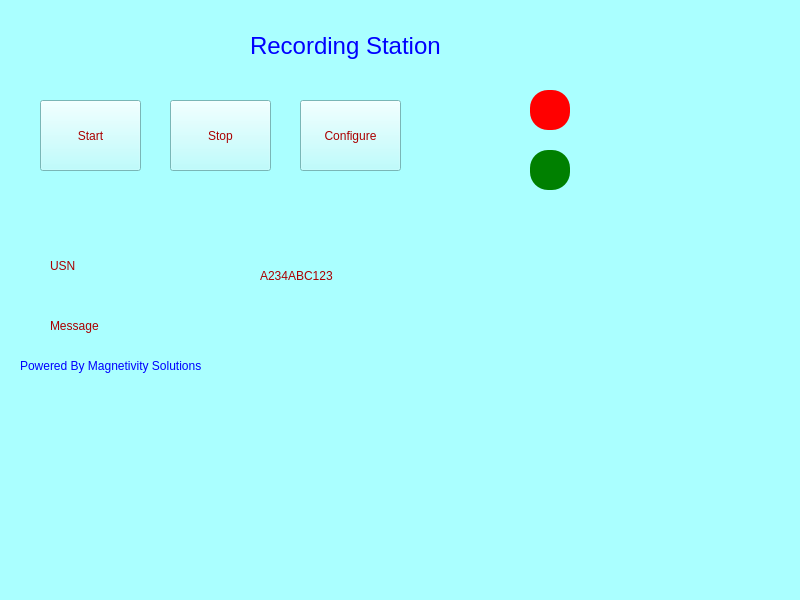
First picture: the form in screencapturemain.ui, repository jayantsatkar/BoosterPressingVideoCapture, before the edit.
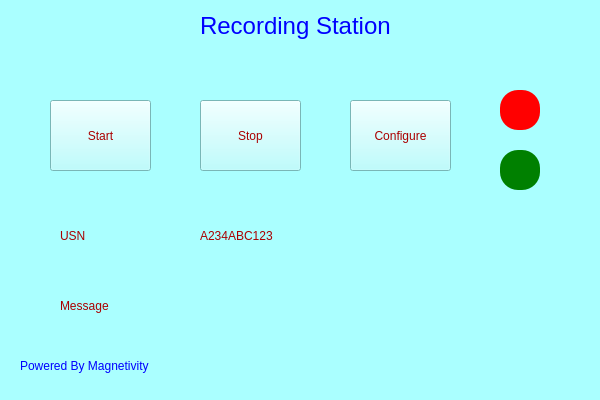
Second picture: the form after the edit.

The edit to the form file:
```diff
--- a/screencapturemain.ui
+++ b/screencapturemain.ui
@@ -6,20 +6,20 @@
    <rect>
     <x>0</x>
     <y>0</y>
-    <width>800</width>
-    <height>600</height>
+    <width>600</width>
+    <height>400</height>
    </rect>
   </property>
   <property name="minimumSize">
    <size>
-    <width>800</width>
-    <height>600</height>
+    <width>600</width>
+    <height>400</height>
    </size>
   </property>
   <property name="maximumSize">
    <size>
-    <width>800</width>
-    <height>600</height>
+    <width>600</width>
+    <height>400</height>
    </size>
   </property>
   <property name="windowTitle">
@@ -32,7 +32,7 @@
    <widget class="QPushButton" name="BtnConfig">
     <property name="geometry">
      <rect>
-      <x>300</x>
+      <x>350</x>
       <y>100</y>
       <width>101</width>
       <height>71</height>
@@ -49,8 +49,8 @@
    <widget class="QLabel" name="lblStation">
     <property name="geometry">
      <rect>
-      <x>250</x>
-      <y>20</y>
+      <x>200</x>
+      <y>0</y>
       <width>211</width>
       <height>51</height>
      </rect>
@@ -74,7 +74,7 @@
    <widget class="QPushButton" name="BtnStart">
     <property name="geometry">
      <rect>
-      <x>40</x>
+      <x>50</x>
       <y>100</y>
       <width>101</width>
       <height>71</height>
@@ -92,7 +92,7 @@
    <widget class="QPushButton" name="BtnStop">
     <property name="geometry">
      <rect>
-      <x>170</x>
+      <x>200</x>
       <y>100</y>
       <width>101</width>
       <height>71</height>
@@ -110,8 +110,8 @@
    <widget class="QLabel" name="lblUSN">
     <property name="geometry">
      <rect>
-      <x>50</x>
-      <y>250</y>
+      <x>60</x>
+      <y>220</y>
       <width>51</width>
       <height>31</height>
      </rect>
@@ -138,14 +138,14 @@
 font: 11pt &quot;Segoe UI&quot;;</string>
     </property>
     <property name="text">
-     <string>Powered By Magnetivity Solutions</string>
+     <string>Powered By Magnetivity</string>
     </property>
    </widget>
    <widget class="QLabel" name="lblUSNText">
     <property name="geometry">
      <rect>
-      <x>260</x>
-      <y>260</y>
+      <x>200</x>
+      <y>220</y>
       <width>131</width>
       <height>31</height>
      </rect>
@@ -161,8 +161,8 @@
    <widget class="QLabel" name="lblMessage">
     <property name="geometry">
      <rect>
-      <x>50</x>
-      <y>310</y>
+      <x>60</x>
+      <y>290</y>
       <width>511</width>
       <height>31</height>
      </rect>
@@ -178,7 +178,7 @@
    <widget class="QLabel" name="ledRed">
     <property name="geometry">
      <rect>
-      <x>530</x>
+      <x>500</x>
       <y>90</y>
       <width>40</width>
       <height>40</height>
@@ -206,7 +206,7 @@
    <widget class="QLabel" name="ledGreen">
     <property name="geometry">
      <rect>
-      <x>530</x>
+      <x>500</x>
       <y>150</y>
       <width>40</width>
       <height>40</height>
```
